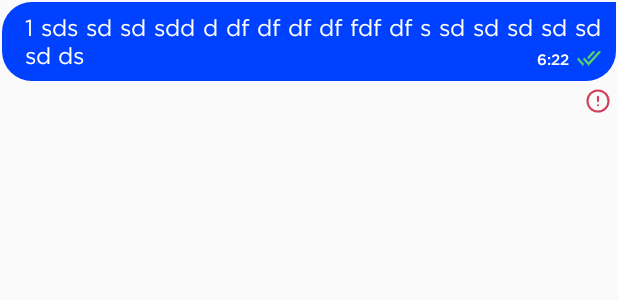
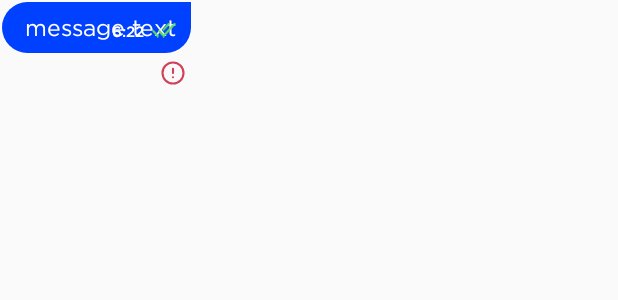
Before and after one commit to Teknasyon-Teknoloji/desk360-livechat-android-sdk, an Android app: the layout item_message_text.xml on its own in the app's theme, with its tools: preview values and no code run, on a phone screen of 412 x 824 dp. Shown: the top 300 px of the screen. Run offline under Robolectric (Android 15) with nearby library versions, the phone set to English and light mode, and no system bars; network calls fail.

```diff
--- a/livechat/src/main/res/layout/item_message_text.xml
+++ b/livechat/src/main/res/layout/item_message_text.xml
@@ -69,7 +69,7 @@
                     bind:textColor="@{viewModel.messageTextColor}"
                     tools:ignore="RtlSymmetry"
                     tools:targetApi="o"
-                    tools:text="1 sds sd sd sdd d df df df df fdf df s sd sd sd sd sd sd ds "
+                    tools:text="message text"
                     tools:textColor="@color/white" />
 
                 <androidx.constraintlayout.widget.ConstraintLayout
```
